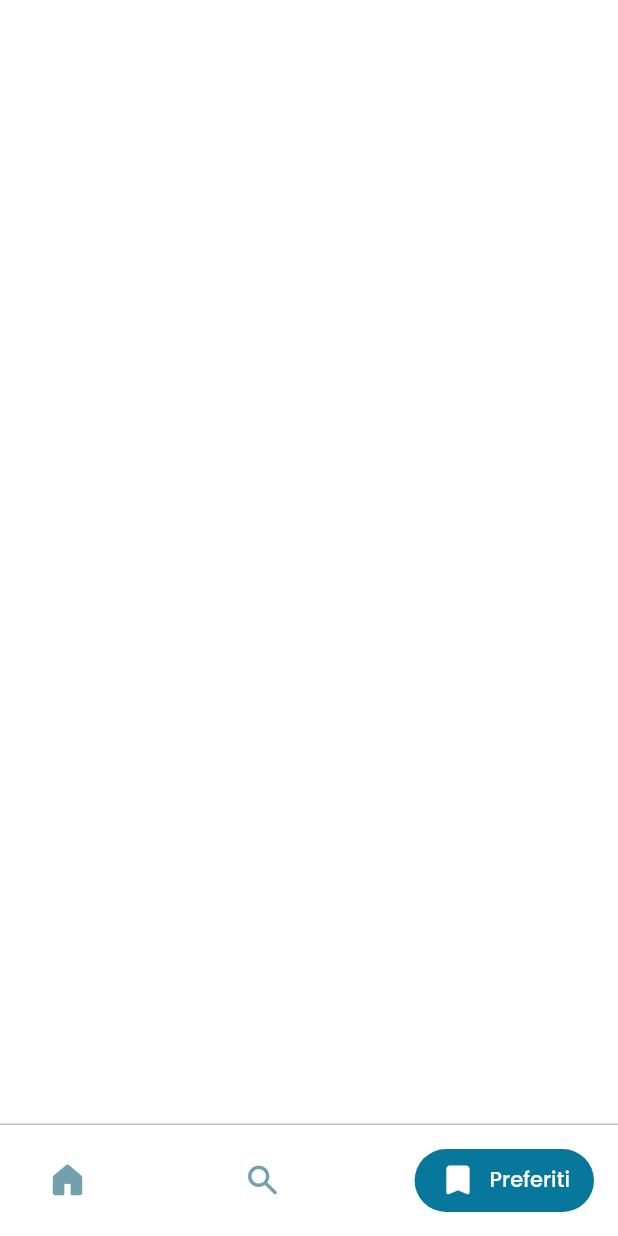
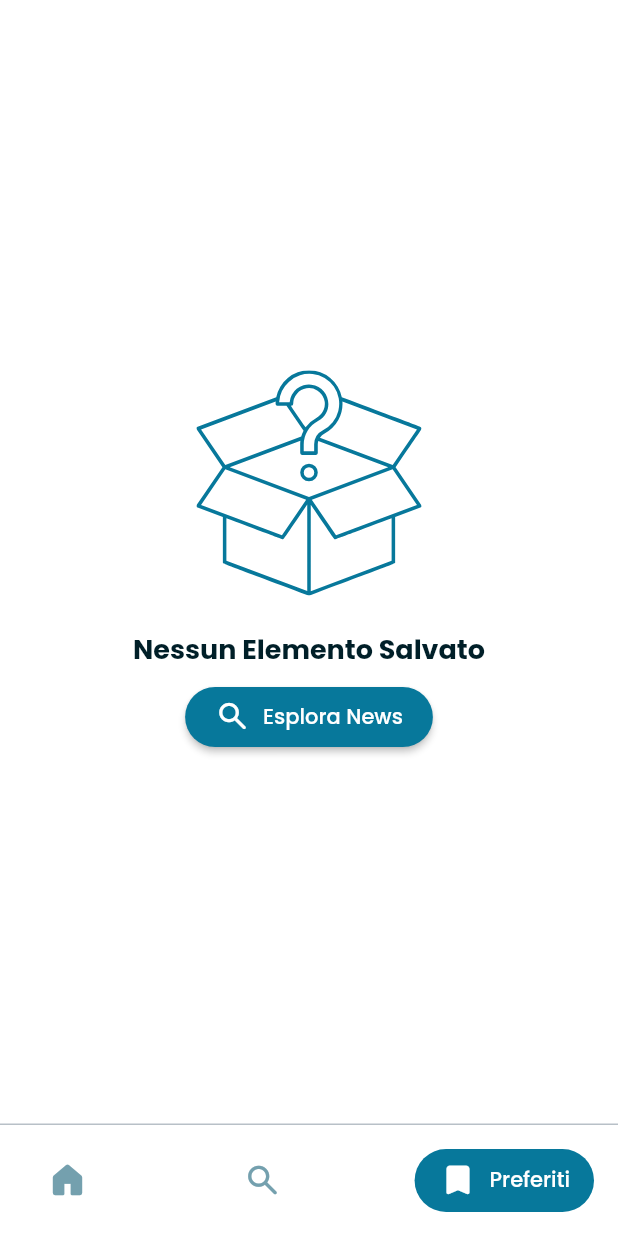
Before and after one commit to martinogarrizzo5/barsanti_app, a Flutter app: the ProfileScreen screen opened by its route, on a phone screen of 412 x 824 dp. Run offline on Flutter 3.47's test engine with Material 2 defaults, Android fonts, the phone set to English and light mode, and no system bars; drawn by our look-alikes of google_nav_bar; our stand-ins replace auto_route, cached_network_image, carousel_slider, dio, flutter_svg, get_it and 2 more; missing offline and left inert: simple_html_css; network calls fail.

Commit message:
create news details page and improve general ui

```diff
--- a/lib/data/api/news_repo.dart
+++ b/lib/data/api/news_repo.dart
@@ -11,7 +11,7 @@ class NewsRepository {
     return HomeData.fromJson(response.data);
   }
 
-  Future<News> getNewsById(String id) async {
+  Future<News> getNewsById(int id) async {
     final response = await _dio.get("/news/$id");
     return News.fromJson(response.data);
   }
--- a/lib/main.dart
+++ b/lib/main.dart
@@ -1,9 +1,15 @@
+import 'package:barsanti_app/data/api/categories_repo.dart';
+import 'package:barsanti_app/data/api/news_repo.dart';
 import 'package:barsanti_app/presentation/theme/theme.dart';
 import 'package:barsanti_app/routes/router.gr.dart';
 import 'package:flutter_localizations/flutter_localizations.dart';
 import 'package:flutter/material.dart';
+import "package:get_it/get_it.dart";
 
 void main() {
+  GetIt.I.registerSingleton(CategoriesRepository());
+  GetIt.I.registerSingleton(NewsRepository());
+
   runApp(MyApp());
 }
 
--- a/lib/presentation/pages/layout.dart
+++ b/lib/presentation/pages/layout.dart
@@ -40,6 +40,7 @@ class MainScreen extends StatelessWidget {
               },
               duration: const Duration(milliseconds: 300),
               gap: 8,
+              backgroundColor: Colors.white,
               color: BarsantiColors.inactiveControl,
               activeColor: Colors.white,
               iconSize: 26,
--- a/lib/presentation/pages/profile.dart
+++ b/lib/presentation/pages/profile.dart
@@ -1,12 +1,42 @@
+import 'package:auto_route/auto_route.dart';
+import 'package:barsanti_app/presentation/theme/barsanti_icons.dart';
+import 'package:barsanti_app/presentation/theme/colors.dart';
+import 'package:barsanti_app/presentation/theme/styles.dart';
 import 'package:flutter/material.dart';
-import 'package:flutter/src/widgets/framework.dart';
-import 'package:flutter/src/widgets/placeholder.dart';
+import 'package:flutter_svg/flutter_svg.dart';
 
 class ProfileScreen extends StatelessWidget {
   const ProfileScreen({super.key});
 
   @override
   Widget build(BuildContext context) {
-    return const Scaffold();
+    return Scaffold(
+        body: Center(
+      child: Column(
+        mainAxisAlignment: MainAxisAlignment.center,
+        children: [
+          SvgPicture.asset(
+            "assets/images/empty-box.svg",
+            height: 150,
+            colorFilter: const ColorFilter.mode(
+              BarsantiColors.primary,
+              BlendMode.srcIn,
+            ),
+          ),
+          const SizedBox(height: 24),
+          const Text(
+            "Nessun Elemento Salvato",
+            style: BarsantiStyles.title,
+          ),
+          const SizedBox(height: 8),
+          ElevatedButton.icon(
+            onPressed: () => context.tabsRouter.setActiveIndex(1),
+            icon: const Icon(BarsantiIcons.search),
+            label: const Text("Esplora News"),
+            style: BarsantiStyles.button,
+          )
+        ],
+      ),
+    ));
   }
 }
--- a/lib/presentation/theme/colors.dart
+++ b/lib/presentation/theme/colors.dart
@@ -27,7 +27,7 @@ class BarsantiColors {
   static const Color primaryDarker = Color(0xFF0A4C5F);
 
   static const Color border = Color(0xFFB8C0C7);
-  static const Color title = Color(0xFF001F28);
+  static const Color text = Color(0xFF001F28);
   static const Color subTitleLight = Color(0xFF5E6F74);
   static const Color subTitleDark = Color(0xFFCCCCCC);
   static const Color searchBar = Color(0xFFEEEEEE);
--- a/lib/presentation/theme/styles.dart
+++ b/lib/presentation/theme/styles.dart
@@ -11,15 +11,19 @@ class BarsantiStyles {
   static const TextStyle title = TextStyle(
     fontSize: 18,
     fontWeight: FontWeight.bold,
-    color: BarsantiColors.title,
+    color: BarsantiColors.text,
+  );
+
+  static const TextStyle body = TextStyle(
+    fontSize: 14,
+    color: BarsantiColors.text,
+    height: 1.4,
   );
 
   static const TextStyle miniNewsTitle = TextStyle(
-    fontSize: 17,
-    fontWeight: FontWeight.w600,
-    color: BarsantiColors.title,
-    fontFamily: "NewsReader",
-    height: 1.3,
+    fontSize: 15,
+    fontWeight: FontWeight.w500,
+    color: BarsantiColors.text,
   );
 
   static const TextStyle miniNewsDate = TextStyle(
@@ -50,4 +54,29 @@ class BarsantiStyles {
     color: BarsantiColors.subTitleDark,
     fontWeight: FontWeight.w500,
   );
+
+  static const TextStyle newsDetailsTitle = TextStyle(
+    fontSize: 21,
+    fontWeight: FontWeight.w600,
+    color: BarsantiColors.text,
+    height: 1.3,
+  );
+
+  static const TextStyle newsDetailsCategory = TextStyle(
+    fontSize: 14,
+    color: BarsantiColors.subTitleLight,
+    fontWeight: FontWeight.w500,
+  );
+
+  static final button = ButtonStyle(
+    shape: MaterialStateProperty.all(
+      const StadiumBorder(),
+    ),
+    padding: MaterialStateProperty.all(
+      const EdgeInsets.symmetric(
+        horizontal: 20,
+        vertical: 8,
+      ),
+    ),
+  );
 }
--- a/lib/presentation/theme/theme.dart
+++ b/lib/presentation/theme/theme.dart
@@ -1,4 +1,5 @@
 import 'package:barsanti_app/presentation/theme/colors.dart';
+import 'package:barsanti_app/presentation/theme/styles.dart';
 import 'package:flutter/material.dart';
 
 @immutable
@@ -19,6 +20,11 @@ class BarsantiTheme {
       ),
       scaffoldBackgroundColor: Colors.white,
       fontFamily: "Poppins",
+      textTheme: const TextTheme(
+        bodyLarge: BarsantiStyles.body,
+        bodyMedium: BarsantiStyles.body,
+        bodySmall: BarsantiStyles.body,
+      ),
     );
   }
 }
--- a/lib/presentation/widgets/mini_news_card.dart
+++ b/lib/presentation/widgets/mini_news_card.dart
@@ -1,8 +1,10 @@
+import "package:auto_route/auto_route.dart";
 import "package:barsanti_app/data/models/news_intro/news_intro.dart";
 import "package:barsanti_app/presentation/theme/barsanti_icons.dart";
 import "package:barsanti_app/presentation/theme/colors.dart";
 import "package:barsanti_app/presentation/theme/styles.dart";
 import "package:barsanti_app/presentation/widgets/network_image.dart";
+import "package:barsanti_app/routes/router.gr.dart";
 import "package:barsanti_app/utils/formatters.dart";
 import "package:flutter/material.dart";
 
@@ -15,7 +17,9 @@ class MiniNewsCard extends StatelessWidget {
   Widget build(BuildContext context) {
     return InkWell(
       borderRadius: BorderRadius.circular(12),
-      onTap: () {},
+      onTap: () => context.router.navigate(
+        NewsDetailsScreenRoute(newsId: news.id),
+      ),
       child: Row(
         children: [
           ClipRRect(
--- a/pubspec.yaml
+++ b/pubspec.yaml
@@ -41,6 +41,8 @@ dependencies:
   json_annotation: ^4.8.0
   cached_network_image: ^3.2.3
   carousel_slider: ^4.2.1
+  get_it: ^7.2.0
+  flutter_svg: ^2.0.3
 
   flutter_localizations:
     sdk: flutter
```
Also changed, not shown: lib/presentation/pages/home.dart (+16 -9 lines), lib/presentation/pages/news_details.dart (added, +181 -0 lines), lib/presentation/theme/scroll.dart (+7 -6 lines), lib/presentation/widgets/button.dart (added, +43 -0 lines), lib/presentation/widgets/news_card.dart (+12 -7 lines), lib/presentation/widgets/placeholders.dart (+50 -40 lines), lib/routes/router.dart (+8 -1 lines), assets/images/empty-box.svg (added), lib/routes/router.gr.dart, pubspec.lock.
